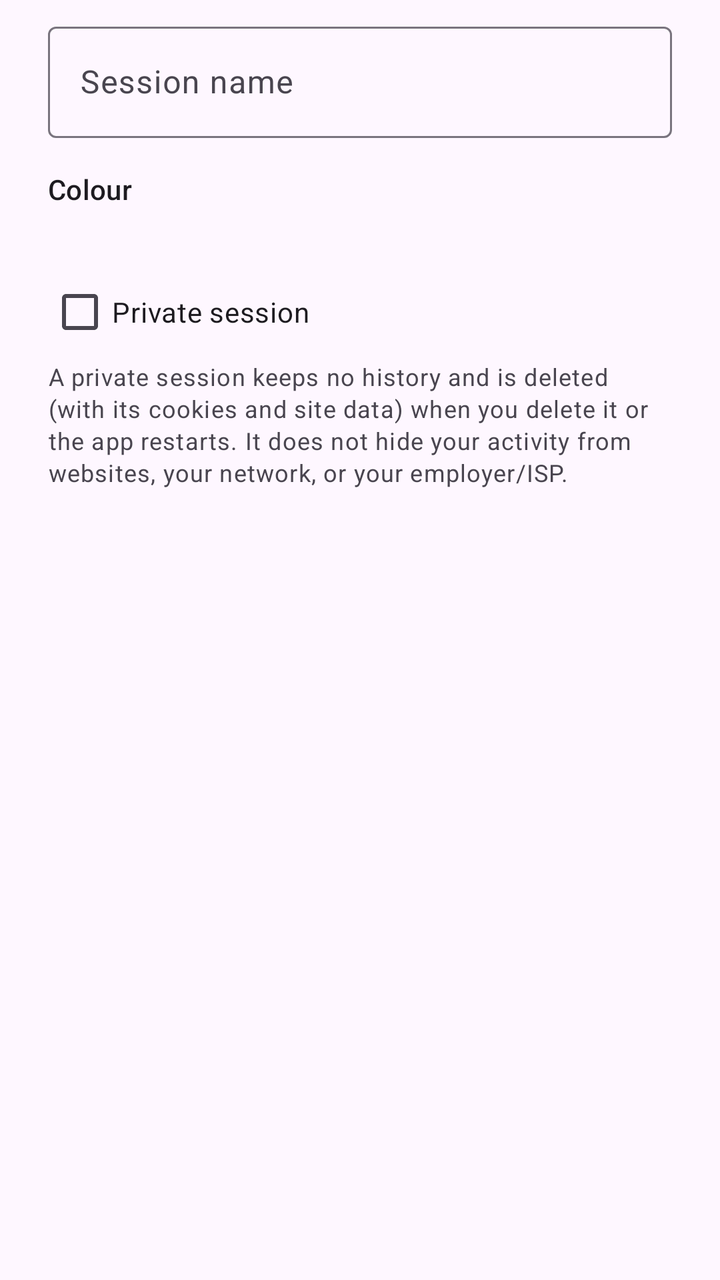
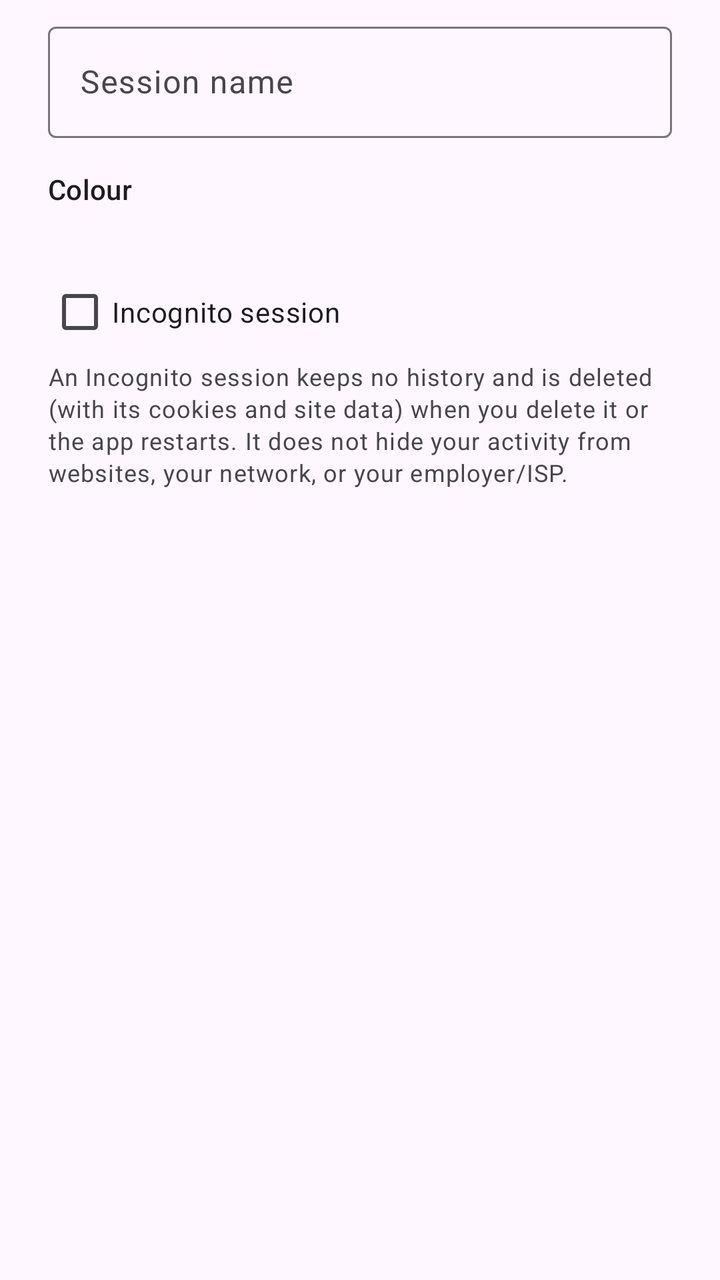

Screens rendered from an Android XML layout before and after an edit, with the pre-edit source and the edit as a unified diff.
<!-- AndroidManifest.xml: application theme Theme.MultiSessionBrowser -->
<!-- res/layout/dialog_session_edit.xml -->
<?xml version="1.0" encoding="utf-8"?>
<LinearLayout xmlns:android="http://schemas.android.com/apk/res/android"
    android:layout_width="match_parent"
    android:layout_height="wrap_content"
    android:orientation="vertical"
    android:paddingStart="24dp"
    android:paddingTop="8dp"
    android:paddingEnd="24dp">

    <com.google.android.material.textfield.TextInputLayout
        android:layout_width="match_parent"
        android:layout_height="wrap_content"
        android:hint="@string/session_name">

        <com.google.android.material.textfield.TextInputEditText
            android:id="@+id/sessionNameInput"
            android:layout_width="match_parent"
            android:layout_height="wrap_content"
            android:inputType="textCapWords"
            android:maxLength="40"
            android:singleLine="true" />
    </com.google.android.material.textfield.TextInputLayout>

    <TextView
        android:layout_width="wrap_content"
        android:layout_height="wrap_content"
        android:layout_marginTop="16dp"
        android:text="@string/color"
        android:textAppearance="?attr/textAppearanceLabelLarge" />

    <HorizontalScrollView
        android:layout_width="match_parent"
        android:layout_height="wrap_content"
        android:layout_marginTop="8dp"
        android:scrollbars="none">

        <LinearLayout
            android:id="@+id/colorRow"
            android:layout_width="wrap_content"
            android:layout_height="wrap_content"
            android:orientation="horizontal"
            android:paddingTop="4dp"
            android:paddingBottom="4dp" />
    </HorizontalScrollView>

    <CheckBox
        android:id="@+id/privateCheck"
        android:layout_width="wrap_content"
        android:layout_height="wrap_content"
        android:layout_marginTop="12dp"
        android:text="@string/private_session" />

    <TextView
        android:id="@+id/privateHint"
        android:layout_width="match_parent"
        android:layout_height="wrap_content"
        android:text="@string/private_session_explainer"
        android:textAppearance="?attr/textAppearanceBodySmall"
        android:textColor="?attr/colorOnSurfaceVariant" />
</LinearLayout>
<!-- resources referenced by this layout -->
<resources>
  <string name="color">Colour</string>
  <string name="private_session">Private session</string>
  <string name="private_session_explainer">A private session keeps no history and is deleted (with its cookies and site data) when you delete it or the app restarts. It does not hide your activity from websites, your network, or your employer/ISP.</string>
  <string name="session_name">Session name</string>
  <style name="Theme.MultiSessionBrowser" parent="Theme.Material3.DayNight.NoActionBar">
          <item name="colorPrimary">@color/brand_primary</item>
          <item name="colorOnPrimary">@color/brand_on_primary</item>
          <item name="colorPrimaryContainer">@color/brand_primary_container</item>
          <item name="colorOnPrimaryContainer">@color/brand_on_primary_container</item>
          <item name="android:statusBarColor">?attr/colorSurface</item>
          <item name="android:navigationBarColor">?attr/colorSurface</item>
          <item name="android:windowLightStatusBar">true</item>
          <item name="android:windowLightNavigationBar">true</item>
          <item name="preferenceTheme">@style/PreferenceThemeOverlay</item>
      </style>
  <color name="brand_primary">#2962FF</color>
  <color name="brand_on_primary">#FFFFFF</color>
  <color name="brand_primary_container">#DCE1FF</color>
  <color name="brand_on_primary_container">#001550</color>
</resources>

<!-- the commit's change to res/layout/dialog_session_edit.xml (unified diff, before → after) -->
@@ -48,13 +48,13 @@
         android:layout_width="wrap_content"
         android:layout_height="wrap_content"
         android:layout_marginTop="12dp"
-        android:text="@string/private_session" />
+        android:text="@string/incognito_session" />
 
     <TextView
         android:id="@+id/privateHint"
         android:layout_width="match_parent"
         android:layout_height="wrap_content"
-        android:text="@string/private_session_explainer"
+        android:text="@string/incognito_session_explainer"
         android:textAppearance="?attr/textAppearanceBodySmall"
         android:textColor="?attr/colorOnSurfaceVariant" />
 </LinearLayout>
<!-- resource entries referenced after the edit -->
@@ -1,8 +1,8 @@
 <!-- resources referenced by this layout -->
 <resources>
   <string name="color">Colour</string>
-  <string name="private_session">Private session</string>
-  <string name="private_session_explainer">A private session keeps no history and is deleted (with its cookies and site data) when you delete it or the app restarts. It does not hide your activity from websites, your network, or your employer/ISP.</string>
+  <string name="incognito_session">Incognito session</string>
+  <string name="incognito_session_explainer">An Incognito session keeps no history and is deleted (with its cookies and site data) when you delete it or the app restarts. It does not hide your activity from websites, your network, or your employer/ISP.</string>
   <string name="session_name">Session name</string>
   <style name="Theme.MultiSessionBrowser" parent="Theme.Material3.DayNight.NoActionBar">
           <item name="colorPrimary">@color/brand_primary</item>
